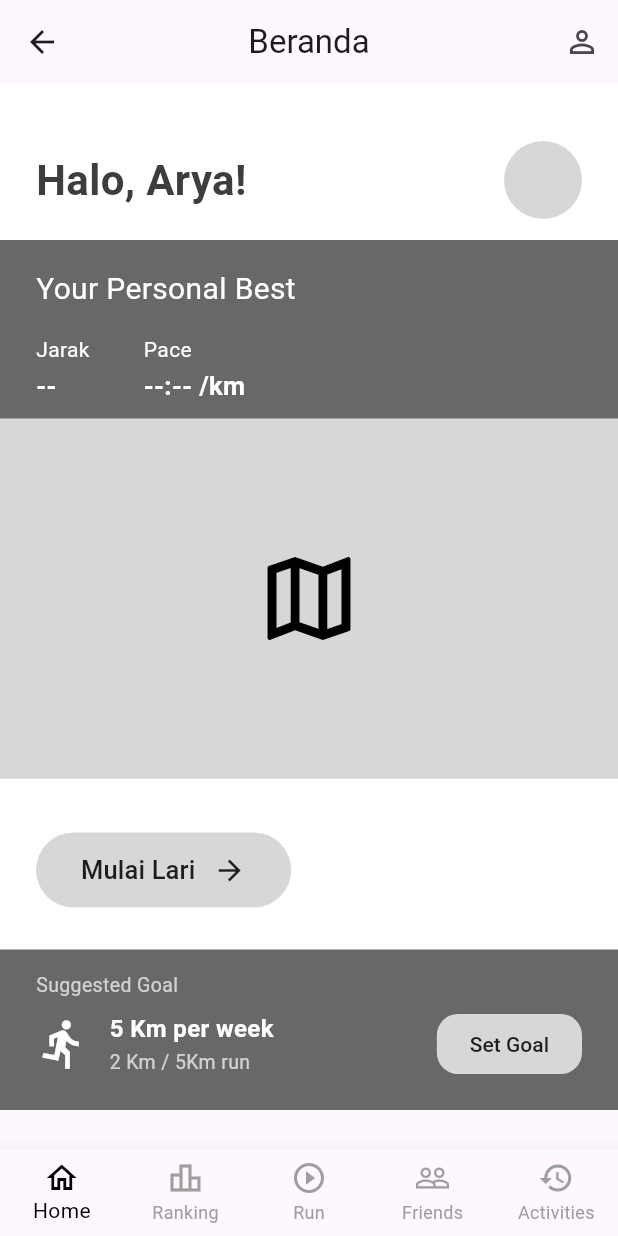
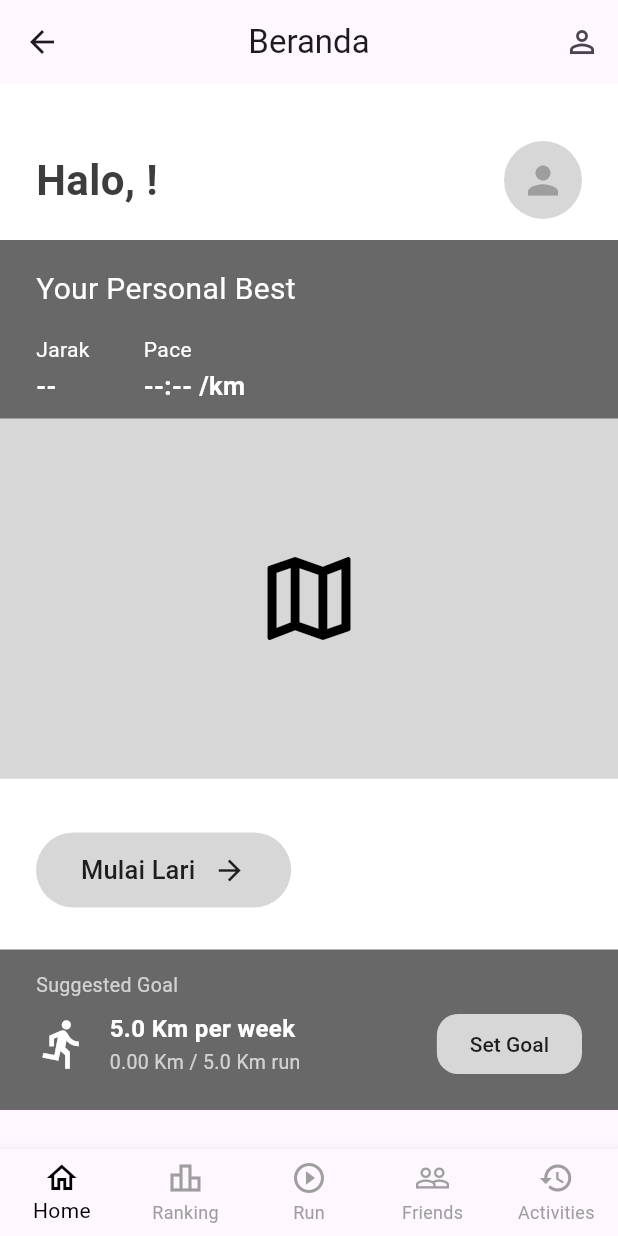
Before and after one commit to ZeroZennn/Lariku, a Flutter app: the HomeScreen screen opened by its route, on a phone screen of 412 x 824 dp. Run offline on Flutter 3.47's test engine with Material 3 defaults, Android fonts, the phone set to English and light mode, and no system bars; our stand-ins replace cloud_firestore, firebase_auth, firebase_core, geolocator, google_maps_flutter, google_sign_in and 1 more; accounts and stored records are empty.

Commit message:
home screen update suggested goal

```diff
--- a/lib/screens/home/home_screen.dart
+++ b/lib/screens/home/home_screen.dart
@@ -27,8 +27,22 @@ class _HomeScreenState extends State<HomeScreen> {
     ListView(
       padding: EdgeInsets.zero,
       children: [
-        // 1. Salam & Foto Profil
-        Container(
+        // 1. Salam & Foto Profil DINAMIS
+        FutureBuilder<DocumentSnapshot>(
+          future:
+              FirebaseFirestore.instance
+                  .collection('users')
+                  .doc(FirebaseAuth.instance.currentUser?.uid)
+                  .get(),
+          builder: (context, snapshot) {
+            String nama = 'Runner!';
+            String? photoURL;
+            if (snapshot.hasData && snapshot.data!.exists) {
+              final data = snapshot.data!.data() as Map<String, dynamic>;
+              nama = data['displayName'] ?? nama;
+              photoURL = data['photoURL'];
+            }
+            return Container(
               color: Colors.white,
               padding: const EdgeInsets.only(
                 left: 24,
@@ -39,27 +53,38 @@ class _HomeScreenState extends State<HomeScreen> {
               child: Row(
                 mainAxisAlignment: MainAxisAlignment.spaceBetween,
                 children: [
-              const Text(
-                "Halo, Arya!",
-                style: TextStyle(
+                  Text(
+                    "Halo, $nama!",
+                    style: const TextStyle(
                       fontSize: 28,
                       fontWeight: FontWeight.bold,
                       color: Color(0xFF3D3D3D),
                     ),
                   ),
-              // Profile pic placeholder
-              CircleAvatar(
+                  photoURL != null && photoURL.isNotEmpty
+                      ? CircleAvatar(
+                        backgroundImage: NetworkImage(photoURL),
+                        radius: 26,
+                      )
+                      : CircleAvatar(
                         backgroundColor: const Color(0xFFD7D7D7),
                         radius: 26,
+                        child: const Icon(
+                          Icons.person,
+                          size: 30,
+                          color: Colors.grey,
+                        ),
                       ),
                 ],
               ),
+            );
+          },
         ),
 
-        // 2. Personal Best (atas abu, bawah peta)
+        // 2. Personal Best (tetap sama, sudah dinamis)
         const PersonalBestCard(),
 
-        // 3. Tombol Mulai Lari
+        // 3. Tombol Mulai Lari (tidak perlu diubah)
         Container(
           color: Colors.white,
           padding: const EdgeInsets.only(left: 24, top: 36, bottom: 28),
@@ -93,8 +118,20 @@ class _HomeScreenState extends State<HomeScreen> {
           ),
         ),
 
-        // 4. Suggested Goal
-        Container(
+        // 4. Suggested Goal DINAMIS
+        FutureBuilder<QuerySnapshot?>(
+          future: _fetchWeeklyRuns(),
+          builder: (context, snapshot) {
+            double goalDistance = 5.0;
+            double totalDistance = 0.0;
+            final data = snapshot.data;
+            if (data != null) {
+              for (var doc in data.docs) {
+                final run = doc.data() as Map<String, dynamic>;
+                totalDistance += (run['distance'] as num?)?.toDouble() ?? 0.0;
+              }
+            }
+            return Container(
               color: const Color(0xFF686868),
               width: double.infinity,
               padding: const EdgeInsets.only(
@@ -120,23 +157,27 @@ class _HomeScreenState extends State<HomeScreen> {
                     children: [
                       Row(
                         children: [
-                      Icon(Icons.directions_run, size: 36, color: Colors.white),
+                          const Icon(
+                            Icons.directions_run,
+                            size: 36,
+                            color: Colors.white,
+                          ),
                           const SizedBox(width: 13),
                           Column(
                             crossAxisAlignment: CrossAxisAlignment.start,
-                        children: const [
+                            children: [
                               Text(
-                            "5 Km per week",
-                            style: TextStyle(
+                                "$goalDistance Km per week",
+                                style: const TextStyle(
                                   color: Colors.white,
                                   fontSize: 16,
                                   fontWeight: FontWeight.bold,
                                 ),
                               ),
-                          SizedBox(height: 1),
+                              const SizedBox(height: 1),
                               Text(
-                            "2 Km / 5Km run",
-                            style: TextStyle(
+                                "${totalDistance.toStringAsFixed(2)} Km / $goalDistance Km run",
+                                style: const TextStyle(
                                   color: Colors.white70,
                                   fontSize: 13,
                                   fontWeight: FontWeight.w400,
@@ -159,7 +200,9 @@ class _HomeScreenState extends State<HomeScreen> {
                           shape: RoundedRectangleBorder(
                             borderRadius: BorderRadius.circular(14),
                           ),
-                      textStyle: const TextStyle(fontWeight: FontWeight.w500),
+                          textStyle: const TextStyle(
+                            fontWeight: FontWeight.w500,
+                          ),
                         ),
                         child: const Text("Set Goal"),
                       ),
@@ -167,6 +210,8 @@ class _HomeScreenState extends State<HomeScreen> {
                   ),
                 ],
               ),
+            );
+          },
         ),
         const SizedBox(height: 16),
       ],
@@ -485,3 +530,20 @@ class _PersonalBestCardState extends State<PersonalBestCard> {
     );
   }
 }
+
+Future<QuerySnapshot?> _fetchWeeklyRuns() {
+  final user = FirebaseAuth.instance.currentUser;
+  if (user == null) return Future.value(null);
+  final uid = user.uid;
+  final now = DateTime.now();
+  final monday = now.subtract(Duration(days: now.weekday - 1));
+  final weekStart = DateTime(monday.year, monday.month, monday.day);
+  final weekEnd = weekStart.add(const Duration(days: 7));
+  return FirebaseFirestore.instance
+      .collection('activities')
+      .doc(uid)
+      .collection('runs')
+      .where('date', isGreaterThanOrEqualTo: weekStart)
+      .where('date', isLessThan: weekEnd)
+      .get();
+}
```
Lines whose indentation alone changed are shown as unchanged.
